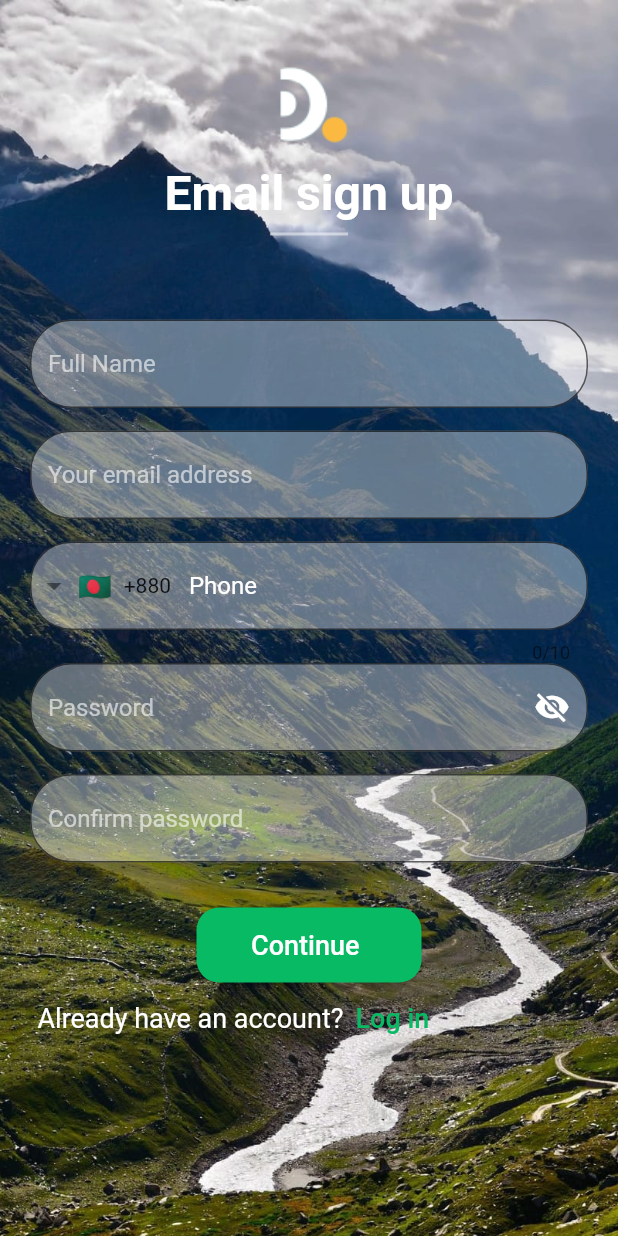
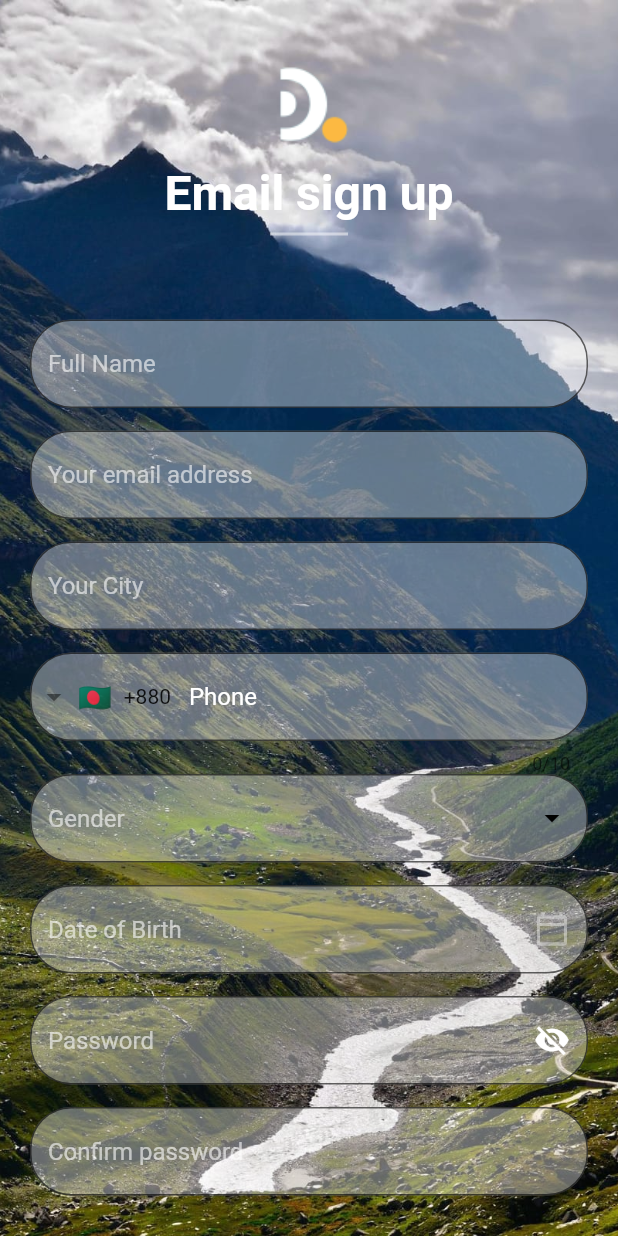
Before and after one commit to duetianmehedishuvo/Travel_App, a Flutter app: the RegistrationScreen screen opened directly, on a phone screen of 412 x 824 dp. Run offline on Flutter 3.47's test engine with Material 2 defaults, Android fonts, the phone set to English and light mode, and no system bars; drawn by our look-alikes of intl_phone_field, modal_progress_hud_nsn; our stand-ins replace carousel_slider, dio, firebase_auth, firebase_core, flutter_rating_bar, flutter_spinkit and 3 more; accounts and stored records are empty; network calls fail.

Commit message:
Signup Issue Solve

```diff
--- a/lib/data/repository/auth_repo.dart
+++ b/lib/data/repository/auth_repo.dart
@@ -11,11 +11,11 @@ class AuthRepo {
 
   AuthRepo({required this.dioClient, required this.sharedPreferences});
 
-  Future<ApiResponse> signUp(String name, String phone, String email, String password) async {
+  Future<ApiResponse> signUp(String name, String phone, String email, String password, String gender, String dob,String city) async {
     Response response = Response(requestOptions: RequestOptions(path: '22222'));
     try {
       response = await dioClient.post('${AppConstant.signup}',
-          data: {"name": name, "email": email, "password": password, "phone": phone});
+          data: {"name": name, "email": email, "password": password, "phone": phone, "gender": gender, "date_of_birth": dob, "city": city});
       return ApiResponse.withSuccess(response);
     } catch (e) {
       return ApiResponse.withError(ApiErrorHandler.getMessage(e), response);
@@ -41,7 +41,6 @@ class AuthRepo {
       return ApiResponse.withError(ApiErrorHandler.getMessage(e), response);
     }
   }
-
 
   // for  user token
   Future<void> saveUserToken(String token) async {
--- a/lib/provider/auth_provider.dart
+++ b/lib/provider/auth_provider.dart
@@ -50,10 +50,10 @@ class AuthProvider with ChangeNotifier {
 
   // for sign up section
 
-  Future signUP(String name, String phone, String email, String password, Function callback) async {
+  Future signUP(String name, String phone, String email, String password,String gender,String dob,String city, Function callback) async {
     _isLoading = true;
     notifyListeners();
-    ApiResponse apiResponse = await authRepo.signUp(name, phone, email, password);
+    ApiResponse apiResponse = await authRepo.signUp(name, phone, email, password,gender,dob,city);
     _isLoading = false;
 
     if (apiResponse.response.statusCode == 200) {
--- a/lib/screens/auth/registration.dart
+++ b/lib/screens/auth/registration.dart
@@ -25,6 +25,11 @@ class _RegistrationScreenState extends State<RegistrationScreen> {
   TextEditingController phoneController = TextEditingController();
   TextEditingController passwordController = TextEditingController();
   TextEditingController confirmPasswordController = TextEditingController();
+  TextEditingController dobController = TextEditingController();
+  TextEditingController genderController = new TextEditingController();
+  TextEditingController cityController = new TextEditingController();
+  var items = ["Male", "Female", "Other"];
+
   bool istap = false;
   final formKey = GlobalKey<FormState>();
 
@@ -34,11 +39,16 @@ class _RegistrationScreenState extends State<RegistrationScreen> {
           phoneController.text.isEmpty ||
           emailController.text.isEmpty ||
           passwordController.text.isEmpty ||
+          dobController.text.isEmpty ||
+          genderController.text.isEmpty ||
+          cityController.text.isEmpty ||
           confirmPasswordController.text.isEmpty) {
         Helper.showSnack(context, 'Please fill up all the field');
+      } else if (passwordController.text != confirmPasswordController.text) {
+        Helper.showSnack(context, 'Password doesn\'t match');
       } else {
         authProvider.signUP(nameController.text, phoneController.text, emailController.text.toString(), confirmPasswordController.text.toString(),
-            (bool isLogin, String message) async {
+            genderController.text, dobController.text,cityController.text, (bool isLogin, String message) async {
           if (isLogin) {
             Helper.toRemoveUntiScreen(context, LogInScreen());
             Helper.showSnack(context, message);
@@ -48,6 +58,18 @@ class _RegistrationScreenState extends State<RegistrationScreen> {
         });
       }
     }
+  }
+
+  Future<void> _selectDateFromPicker(BuildContext context) async {
+    final DateTime? picked = await showDatePicker(
+        context: context,
+        initialDate: DateTime(DateTime.now().year - 20),
+        firstDate: DateTime(DateTime.now().year - 30),
+        lastDate: DateTime(DateTime.now().year + 20));
+    if (picked != null)
+      setState(() {
+        dobController.text = "${picked.day}/ ${picked.month}/ ${picked.year}";
+      });
   }
 
   @override
@@ -99,9 +121,7 @@ class _RegistrationScreenState extends State<RegistrationScreen> {
                                           Controller: nameController,
                                           color: PColor.textfieldColor,
                                         ),
-                                        SizedBox(
-                                          height: 15,
-                                        ),
+                                        SizedBox(height: 15),
                                         CustomTextfield1(
                                           readOnly: false,
                                           obscureText: false,
@@ -109,9 +129,15 @@ class _RegistrationScreenState extends State<RegistrationScreen> {
                                           Controller: emailController,
                                           color: PColor.textfieldColor,
                                         ),
-                                        SizedBox(
-                                          height: 15,
+                                        SizedBox(height: 15),
+                                        CustomTextfield1(
+                                          readOnly: false,
+                                          obscureText: false,
+                                          title: "Your City",
+                                          Controller: cityController,
+                                          color: PColor.textfieldColor,
                                         ),
+                                        SizedBox(height: 15),
                                         IntlPhoneField(
                                           controller: phoneController,
                                           style: TextStyle(color: Colors.white),
@@ -135,6 +161,54 @@ class _RegistrationScreenState extends State<RegistrationScreen> {
                                               borderRadius: BorderRadius.circular(25.0),
                                             ),
                                           ),
+                                        ),
+                                        CustomTextfield1(
+                                          Controller: genderController,
+                                          color: PColor.socialLogoButtonColor,
+                                          title: "Gender",
+                                          obscureText: false,
+                                          readOnly: true,
+                                          icon: PopupMenuButton<String>(
+                                            color: Colors.white,
+                                            icon: const Icon(
+                                              Icons.arrow_drop_down,
+                                              color: Colors.black,
+                                            ),
+                                            onSelected: (String value) {
+                                              genderController.text = value;
+                                            },
+                                            itemBuilder: (BuildContext context) {
+                                              return items.map<PopupMenuItem<String>>((String value) {
+                                                return new PopupMenuItem(
+                                                    child: Column(
+                                                      children: [
+                                                        new Text(
+                                                          value,
+                                                        ),
+                                                      ],
+                                                    ),
+                                                    value: value);
+                                              }).toList();
+                                            },
+                                          ),
+                                        ),
+                                        SizedBox(height: 15),
+                                        CustomTextfield1(
+                                          readOnly: true,
+                                          obscureText: false,
+                                          Controller: dobController,
+                                          color: PColor.socialLogoButtonColor,
+                                          title: "Date of Birth ",
+                                          icon: IconButton(
+                                            onPressed: () => _selectDateFromPicker(context),
+                                            icon: Icon(
+                                              Icons.calendar_today_outlined,
+                                              color: Colors.white.withOpacity(0.4),
+                                            ),
+                                          ),
+                                        ),
+                                        SizedBox(
+                                          height: 15,
                                         ),
                                         CustomTextfield1(
                                           Controller: passwordController,
```
Also changed, not shown: lib/screens/auth/login.dart (+46 -36 lines).
